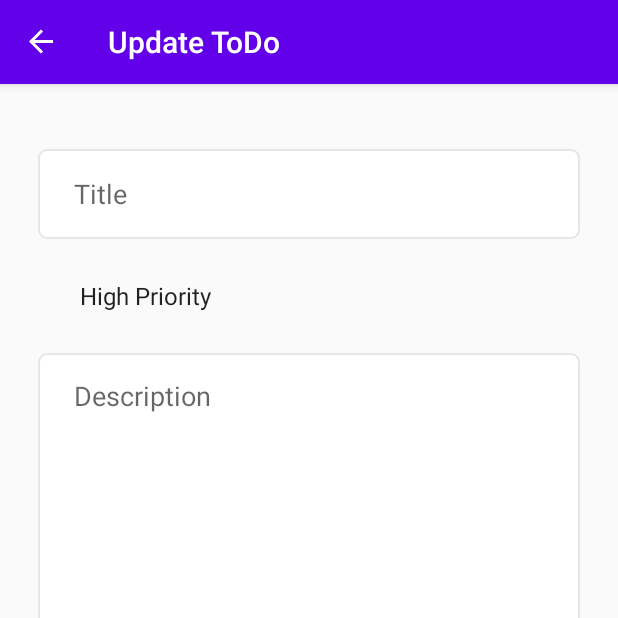
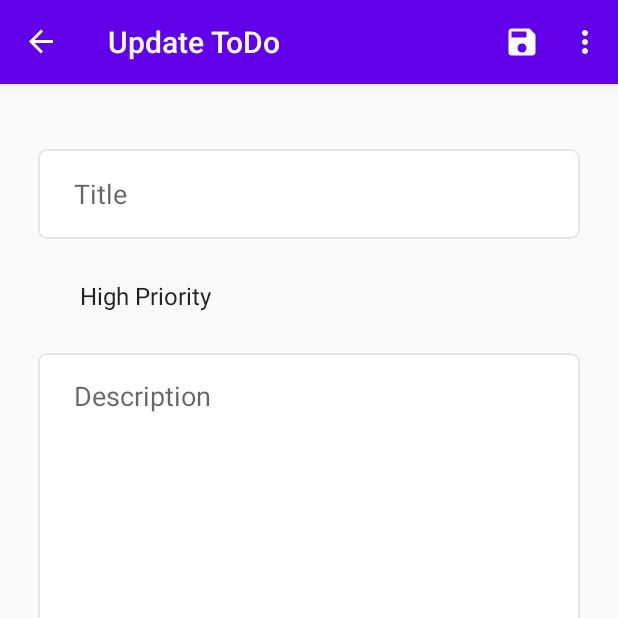
Before and after one commit to broto76/TodoList, an Android app: the UpdateFragment screen opened through its navigation route, on a phone screen of 412 x 824 dp, the top half of it. Run offline under Robolectric (Android 15) with nearby library versions, the phone set to English and light mode, and no system bars; our stand-ins replace navigation-ui.

Commit message:
Added menu navigation fragments and animations to the actions between 2 navigation fragments

```diff
--- a/app/src/main/java/com/broto/todolist/fragments/add/AddFragment.kt
+++ b/app/src/main/java/com/broto/todolist/fragments/add/AddFragment.kt
@@ -1,10 +1,8 @@
 package com.broto.todolist.fragments.add
 
 import android.os.Bundle
+import android.view.*
 import androidx.fragment.app.Fragment
-import android.view.LayoutInflater
-import android.view.View
-import android.view.ViewGroup
 import com.broto.todolist.R
 
 class AddFragment : Fragment() {
@@ -13,8 +11,14 @@ class AddFragment : Fragment() {
         inflater: LayoutInflater, container: ViewGroup?,
         savedInstanceState: Bundle?
     ): View? {
+        setHasOptionsMenu(true)
         // Inflate the layout for this fragment
         return inflater.inflate(R.layout.fragment_add, container, false)
     }
 
+    override fun onCreateOptionsMenu(menu: Menu, inflater: MenuInflater) {
+        inflater.inflate(R.menu.add_fragment_menu, menu)
+        super.onCreateOptionsMenu(menu, inflater)
+    }
+
 }
--- a/app/src/main/java/com/broto/todolist/fragments/update/UpdateFragment.kt
+++ b/app/src/main/java/com/broto/todolist/fragments/update/UpdateFragment.kt
@@ -1,10 +1,8 @@
 package com.broto.todolist.fragments.update
 
 import android.os.Bundle
+import android.view.*
 import androidx.fragment.app.Fragment
-import android.view.LayoutInflater
-import android.view.View
-import android.view.ViewGroup
 import com.broto.todolist.R
 
 class UpdateFragment : Fragment() {
@@ -14,8 +12,14 @@ class UpdateFragment : Fragment() {
         inflater: LayoutInflater, container: ViewGroup?,
         savedInstanceState: Bundle?
     ): View? {
+        setHasOptionsMenu(true)
         // Inflate the layout for this fragment
         return inflater.inflate(R.layout.fragment_update, container, false)
     }
 
+    override fun onCreateOptionsMenu(menu: Menu, inflater: MenuInflater) {
+        inflater.inflate(R.menu.update_fragment_menu, menu)
+        super.onCreateOptionsMenu(menu, inflater)
+    }
+
 }
--- /dev/null
+++ b/app/src/main/res/anim/from_left.xml
@@ -0,0 +1,6 @@
+<?xml version="1.0" encoding="utf-8"?>
+<set xmlns:android="http://schemas.android.com/apk/res/android">
+
+    <translate android:fromXDelta="-100%" android:toXDelta="0%" android:duration="300"/>
+
+</set>
--- /dev/null
+++ b/app/src/main/res/anim/from_right.xml
@@ -0,0 +1,6 @@
+<?xml version="1.0" encoding="utf-8"?>
+<set xmlns:android="http://schemas.android.com/apk/res/android">
+
+    <translate android:fromXDelta="100%" android:toXDelta="0%" android:duration="300" />
+
+</set>
--- /dev/null
+++ b/app/src/main/res/anim/to_left.xml
@@ -0,0 +1,6 @@
+<?xml version="1.0" encoding="utf-8"?>
+<set xmlns:android="http://schemas.android.com/apk/res/android">
+
+    <translate android:fromXDelta="0%" android:toXDelta="-100%" android:duration="300" />
+
+</set>
--- /dev/null
+++ b/app/src/main/res/anim/to_right.xml
@@ -0,0 +1,6 @@
+<?xml version="1.0" encoding="utf-8"?>
+<set xmlns:android="http://schemas.android.com/apk/res/android">
+
+    <translate android:fromXDelta="0%" android:toXDelta="100%" android:duration="300" />
+
+</set>
--- /dev/null
+++ b/app/src/main/res/drawable/ic_check.xml
@@ -0,0 +1,10 @@
+<vector xmlns:android="http://schemas.android.com/apk/res/android"
+    android:width="24dp"
+    android:height="24dp"
+    android:viewportWidth="24"
+    android:viewportHeight="24"
+    android:tint="?attr/colorControlNormal">
+  <path
+      android:fillColor="@android:color/white"
+      android:pathData="M9,16.17L4.83,12l-1.42,1.41L9,19 21,7l-1.41,-1.41z"/>
+</vector>
--- /dev/null
+++ b/app/src/main/res/drawable/ic_save.xml
@@ -0,0 +1,10 @@
+<vector xmlns:android="http://schemas.android.com/apk/res/android"
+    android:width="24dp"
+    android:height="24dp"
+    android:viewportWidth="24"
+    android:viewportHeight="24"
+    android:tint="?attr/colorControlNormal">
+  <path
+      android:fillColor="@android:color/white"
+      android:pathData="M17,3L5,3c-1.11,0 -2,0.9 -2,2v14c0,1.1 0.89,2 2,2h14c1.1,0 2,-0.9 2,-2L21,7l-4,-4zM12,19c-1.66,0 -3,-1.34 -3,-3s1.34,-3 3,-3 3,1.34 3,3 -1.34,3 -3,3zM15,9L5,9L5,5h10v4z"/>
+</vector>
--- /dev/null
+++ b/app/src/main/res/menu/add_fragment_menu.xml
@@ -0,0 +1,11 @@
+<?xml version="1.0" encoding="utf-8"?>
+<menu xmlns:android="http://schemas.android.com/apk/res/android"
+    xmlns:app="http://schemas.android.com/apk/res-auto">
+    <item
+        android:id="@+id/menu_add"
+        android:title="@string/add"
+        android:icon="@drawable/ic_check"
+        android:iconTint="@color/white"
+        app:showAsAction="ifRoom"
+        />
+</menu>
--- /dev/null
+++ b/app/src/main/res/menu/update_fragment_menu.xml
@@ -0,0 +1,17 @@
+<?xml version="1.0" encoding="utf-8"?>
+<menu xmlns:android="http://schemas.android.com/apk/res/android"
+    xmlns:app="http://schemas.android.com/apk/res-auto">
+    <item
+        android:id="@+id/menu_save"
+        android:title="@string/save"
+        android:icon="@drawable/ic_save"
+        android:iconTint="@color/white"
+        app:showAsAction="ifRoom"
+        />
+
+    <item
+        android:id="@+id/menu_delete"
+        android:title="@string/delete"
+        app:showAsAction="never"
+        />
+</menu>
--- a/app/src/main/res/navigation/my_nav.xml
+++ b/app/src/main/res/navigation/my_nav.xml
@@ -12,10 +12,18 @@
         tools:layout="@layout/fragment_list" >
         <action
             android:id="@+id/action_listFragment_to_addFragment"
-            app:destination="@id/addFragment" />
+            app:destination="@id/addFragment"
+            app:enterAnim="@anim/from_right"
+            app:exitAnim="@anim/to_left"
+            app:popEnterAnim="@anim/from_left"
+            app:popExitAnim="@anim/to_right" />
         <action
             android:id="@+id/action_listFragment_to_updateFragment"
-            app:destination="@id/updateFragment" />
+            app:destination="@id/updateFragment"
+            app:enterAnim="@anim/from_left"
+            app:exitAnim="@anim/to_right"
+            app:popEnterAnim="@anim/from_right"
+            app:popExitAnim="@anim/to_left" />
     </fragment>
     <fragment
         android:id="@+id/addFragment"
@@ -24,7 +32,9 @@
         tools:layout="@layout/fragment_add" >
         <action
             android:id="@+id/action_addFragment_to_listFragment"
-            app:destination="@id/listFragment" />
+            app:destination="@id/listFragment"
+            app:enterAnim="@anim/from_left"
+            app:exitAnim="@anim/to_right" />
     </fragment>
     <fragment
         android:id="@+id/updateFragment"
@@ -33,6 +43,8 @@
         tools:layout="@layout/fragment_update" >
         <action
             android:id="@+id/action_updateFragment_to_listFragment"
-            app:destination="@id/listFragment" />
+            app:destination="@id/listFragment"
+            app:enterAnim="@anim/from_right"
+            app:exitAnim="@anim/to_left" />
     </fragment>
 </navigation>
--- a/app/src/main/res/values/strings.xml
+++ b/app/src/main/res/values/strings.xml
@@ -10,6 +10,9 @@
     <string name="priority_high">Priority High</string>
     <string name="priority_low">Priority Low</string>
     <string name="delete_all">Delete All</string>
+    <string name="add">Add</string>
+    <string name="save">Save</string>
+    <string name="delete">Delete</string>
 
     <string-array name="priorities">
         <item>High Priority</item>
```
